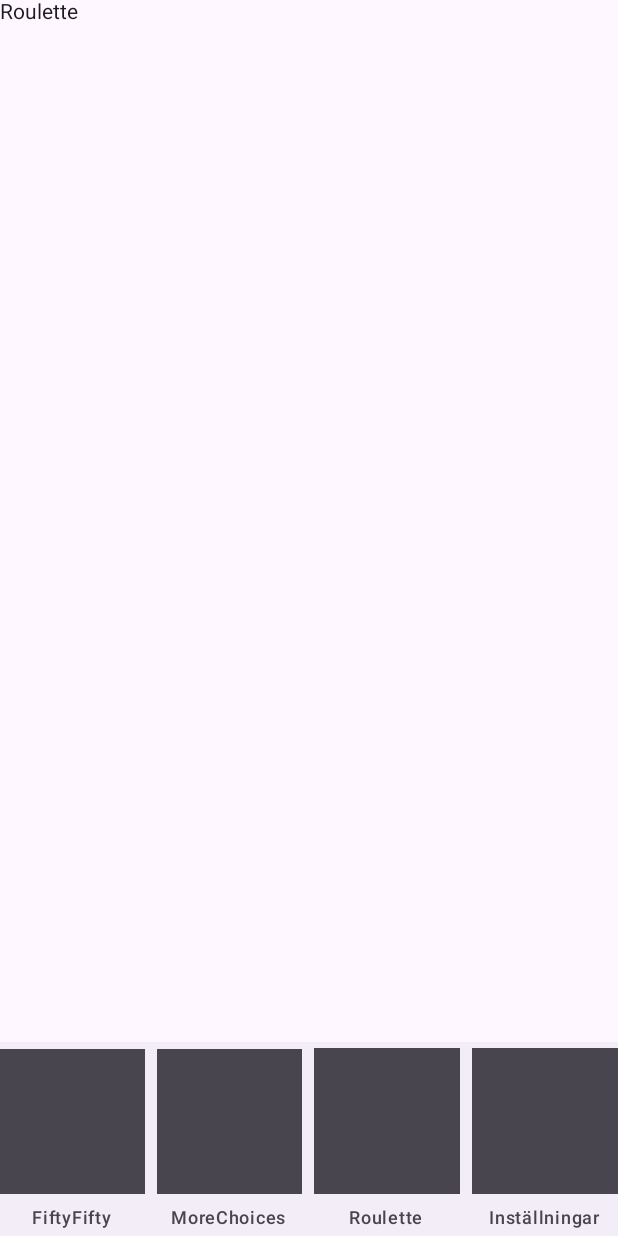
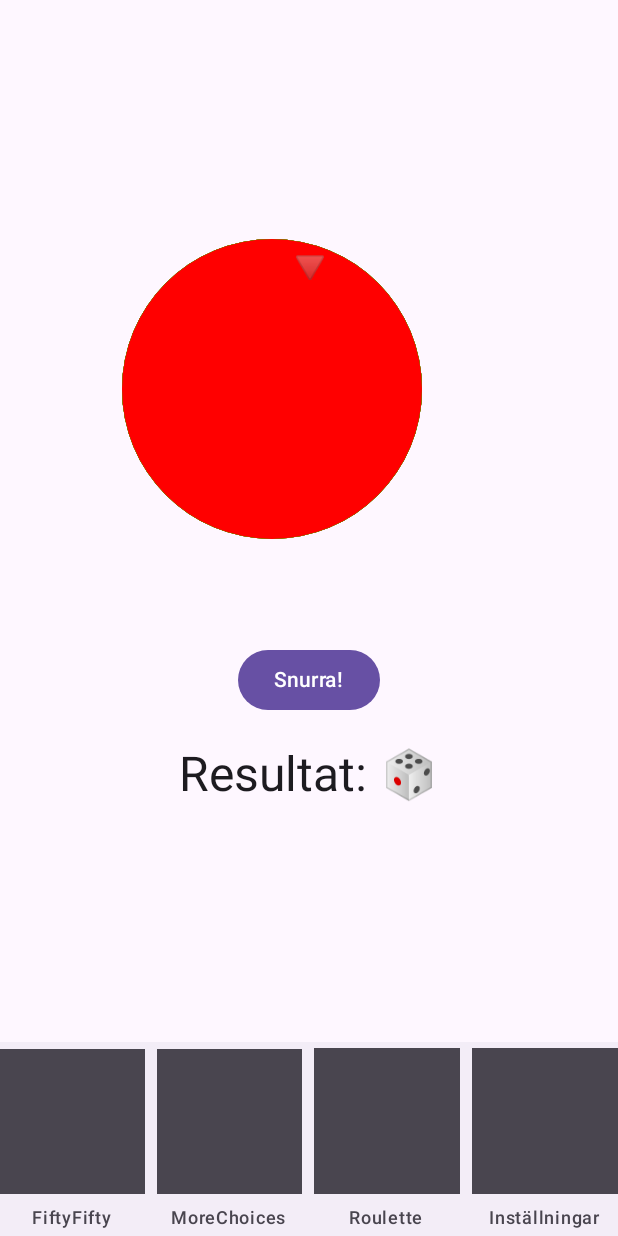
Before and after one commit to carlzey/FiftyFifty2, an Android app built with Jetpack Compose: the RouletteScreen screen opened through its navigation route, on a phone screen of 412 x 824 dp. Run offline under Robolectric (Android 15) with nearby library versions, the phone set to English and light mode, and no system bars.

Commit message:
Tagit bort kommentarer. + Lagt till en första Roulette funktion

```diff
--- a/app/src/main/java/sick/sick/fiftyfifty2/MainActivity.kt
+++ b/app/src/main/java/sick/sick/fiftyfifty2/MainActivity.kt
@@ -44,10 +44,8 @@ class MainActivity : ComponentActivity() {
          *
          * vi använder compose istället för xml
          */
-        // KOK
-        //tabort??????
-        val navigateTo = intent.getStringExtra("NAVIGATE_TO") ?: "FiftyFifty"//tabort??????
-        setContent { //tabort??????
+        val navigateTo = intent.getStringExtra("NAVIGATE_TO") ?: "FiftyFifty"
+        setContent {
             FiftyFiftyApp(startDestination = navigateTo) // fixat startdestination
         }
     }
@@ -116,7 +114,7 @@ fun FiftyFiftyView(navController: NavController) {
                     //starta motor med valda option
                     val intent = Intent(context, Motor::class.java).apply {
                         putExtra("EXTRA_MESSAGE", selectedOption) // skickar valda option till motor
-                        putExtra("SOURCE", "FiftyFifty") // SKA MED TILL MOTOR FÖR SKICKA //tabort??????RÄTT TIBLAKA!!!!!!!!!!!!
+                        putExtra("SOURCE", "FiftyFifty") // SKA MED TILL MOTOR FÖR SKICKA om man vill ha source
                     }
                     context.startActivity(intent) // starta motor med valda option som extra
                 }
@@ -147,7 +145,7 @@ fun FiftyFiftyView(navController: NavController) {
  *   @param navController - Navcontroller för att hantera navigering och state
  */
 @Composable
-fun FiftyFiftyApp(startDestination: String) { // fixat startdestination
+fun FiftyFiftyApp(startDestination: String) { // fixat startdestination//@#LOL xD  tog bort navcontroller
     val navController = rememberNavController() // navigering  todo kolla om det fungerar
     Scaffold(
         bottomBar = {
@@ -156,13 +154,12 @@ fun FiftyFiftyApp(startDestination: String) { // fixat startdestination
     ) { innerPadding ->
         NavHost( // gör navigering
             navController = navController, // navcontroller för att hantera navigering och state
-            //startDestination = "FiftyFifty", // start sida är home§
             startDestination = startDestination, // start sida är FiftyFifty
             modifier = Modifier.padding(innerPadding)
         ) {
             composable("FiftyFifty") { FiftyFiftyView(navController) }
             composable("MoreChoices") { MoreChoices() } // nya sida för val av alternativ i motor?
-            composable("Roulette") { Roulette() } // roulette är en ny sida
+            composable("Roulette") { RouletteScreen() } // roulette är en ny sida
             composable("Inställningar") { SettingsScreen() } // inställningar är en ny sida
         }
     }
@@ -220,6 +217,7 @@ fun MoreChoices() {
 @Composable
 fun Roulette() {
     Text(text = "Roulette")
+    RouletteScreen()
 }
 
 @Composable
--- a/app/src/main/java/sick/sick/fiftyfifty2/MoreChoices.kt
+++ b/app/src/main/java/sick/sick/fiftyfifty2/MoreChoices.kt
@@ -100,11 +100,5 @@ fun moreChoicesView() {
             // go
             Text("Slumpa :D")
         }
-        if (valdText.value.isNotBlank()) {
-            Text("Valt alternativ: ${valdText.value}", fontSize = 24.sp, modifier = Modifier.padding(top = 16.dp))
-        }
-//        valdText?.let { // kolla om valdText inte är null
-//            Text("Valt alternativ: $it", fontSize = 24.sp, modifier = Modifier.padding(top = 16.dp))
-//        }
     }
 }
--- a/app/src/main/java/sick/sick/fiftyfifty2/Motor.kt
+++ b/app/src/main/java/sick/sick/fiftyfifty2/Motor.kt
@@ -19,23 +19,20 @@ class Motor : ComponentActivity() {
 
         // Get the selected option from the intent
         val selectedOption = intent.getStringExtra("EXTRA_MESSAGE") ?: "" // fixar fel
-        val source = intent.getStringExtra("SOURCE") ?: "" // SÅ DEN VET VAR DEN KOMMER FRÅN//tabort??????
+        val source = intent.getStringExtra("SOURCE") ?: "" // SÅ DEN VET VAR DEN KOMMER FRÅN
 
         setContent {
             // Set the content of the activity
         MotorView(selectedOption, source) // lagt till source//tabort??????
         }
-
     }
-
-
 }
 
 /**
  *
  */
 @Composable
-fun MotorView(selectedOption: String, source: String) { // Tar emot valda option +även source!//tabort??????
+fun MotorView(selectedOption: String, source: String) { // Tar emot valda option +även source!
     val context = LocalContext.current
 
     Column(
@@ -63,8 +60,7 @@ fun MotorView(selectedOption: String, source: String) { // Tar emot valda option
          */
         Button(
             onClick = {
-                if (source == "MoreChoices") { // Om den kom från MoreChoices//tabort??????
-
+                if (source == "MoreChoices") { // Om den kom från MoreChoices
                     val intent = Intent(context, MainActivity::class.java).apply {
                         putExtra("NAVIGATE_TO", "MoreChoices") // Lägger till extra för att gå till MoreChoices
                         flags = Intent.FLAG_ACTIVITY_CLEAR_TOP // Tar bort tidigare aktiviteter
@@ -72,7 +68,7 @@ fun MotorView(selectedOption: String, source: String) { // Tar emot valda option
                     context.startActivity(intent) // Starta MoreChoices//tabort??????
                 } // if
                 else { // Om den kom från FiftyFifty
-                    context.startActivity(Intent(context, MainActivity::class.java))//tabort??????
+                    context.startActivity(Intent(context, MainActivity::class.java))
                 }
                 // Klicka för att gå tillbaka till Start
                 //SÄTT IN IGEN?!!!!!!!!!!!!!!
--- /dev/null
+++ b/app/src/main/java/sick/sick/fiftyfifty2/Roulette.kt
@@ -0,0 +1,73 @@
+package sick.sick.fiftyfifty2
+
+import androidx.compose.animation.core.*
+import androidx.compose.foundation.Canvas
+import androidx.compose.foundation.background
+import androidx.compose.foundation.clickable
+import androidx.compose.foundation.layout.*
+import androidx.compose.foundation.shape.CircleShape
+import androidx.compose.material3.*
+import androidx.compose.runtime.*
+import androidx.compose.ui.Alignment
+import androidx.compose.ui.Modifier
+import androidx.compose.ui.draw.rotate
+import androidx.compose.ui.graphics.Color
+import androidx.compose.ui.graphics.drawscope.rotate
+import androidx.compose.ui.unit.dp
+import kotlinx.coroutines.delay
+import kotlin.math.roundToInt
+import kotlin.random.Random
+
+@Composable
+fun RouletteScreen() {
+    val options = listOf("🍎", "🍌", "🍒", "🍇", "🎲", "⭐", "💰", "🎯")
+    var selectedOption by remember { mutableStateOf("🎲") }
+    var rotation by remember { mutableStateOf(0f) } // rotation
+    var rotationAnim = remember { Animatable(0f) } // rotation animation
+
+    Column(
+       modifier = Modifier.fillMaxSize(),
+        verticalArrangement = Arrangement.Center,
+        horizontalAlignment = Alignment.CenterHorizontally
+    ) {
+        Box(modifier = Modifier.size(250.dp)) // box för cirkel
+        { // testar 200 istället för 250
+            Canvas(modifier = Modifier.size(200.dp) // canvas för cirkel
+                .rotate(rotationAnim.value) // roterar canvas)
+            ) {
+                val sliceAngle = 360f / options.size // slice angle
+                options.forEachIndexed { index, option -> // loopar genom options
+                    rotate(sliceAngle * index) { // roterar varje slice
+                        drawCircle(color = if (index % 2 == 0) Color.Green else Color.Red, // färger
+                            radius = size.minDimension / 2) // storlek
+                    }
+                }
+            }
+            Text(
+                text = "🔻", // Pilar som pekar
+            fontSize = MaterialTheme.typography.headlineLarge.fontSize,
+            modifier = Modifier.align(Alignment.TopCenter))
+        }
+        Spacer(modifier = Modifier.height(20.dp)) // mellanrum
+
+        Button(onClick = {
+            val targetRotation = Random.nextInt(5, 10) * 360 + (0 until 360).random()
+            rotation = targetRotation.toFloat() // uppdaterar rotation
+
+//            // Starta animationen
+//            LaunchedEffect(rotation) {
+//                rotationAnim.animateTo(
+//                    targetValue = rotation,
+//                    animationSpec = tween(durationMillis = 3000, easing = FastOutSlowInEasing)
+//                )
+//                selectedOption = options[((rotation / 360).roundToInt() % options.size)]
+//            }
+        }) {
+            Text("Snurra!")
+        }
+        Spacer(modifier = Modifier.height(20.dp))
+
+        Text("Resultat: $selectedOption", fontSize = MaterialTheme.typography.headlineLarge.fontSize)
+    }
+
+}
```
